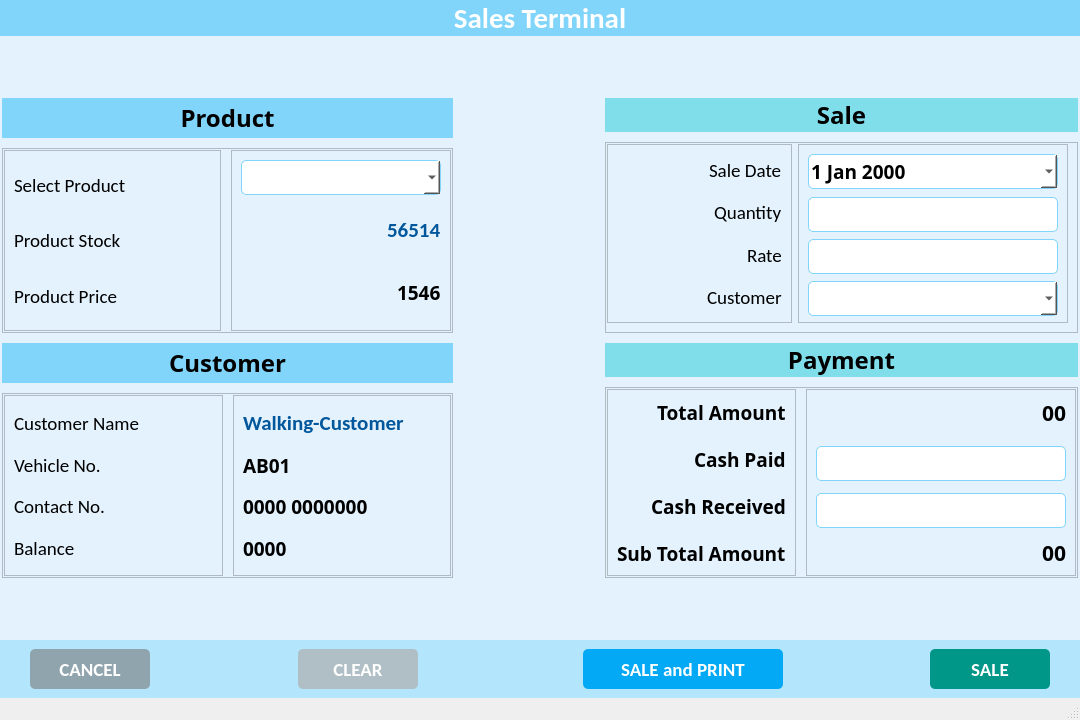
First picture: the form in ui/add_sale.ui, repository CodeWithEhtisham/Diesel-Pump, before the edit.
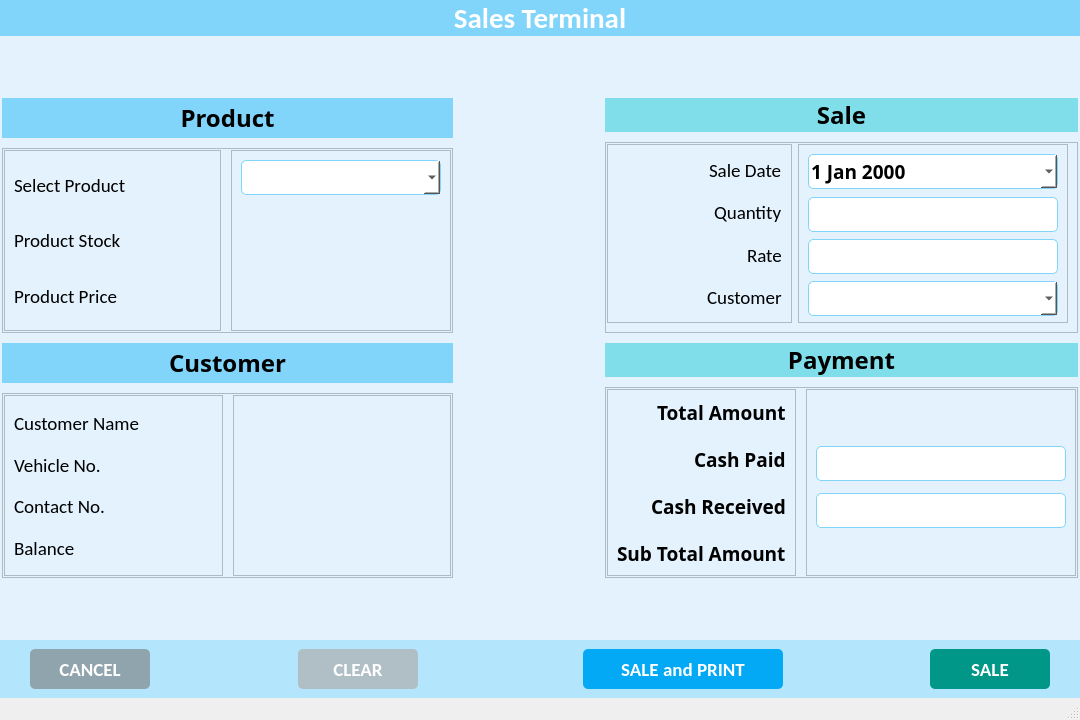
Second picture: the form after the edit. Icons and pictures are not drawn.

The edit to the form file:
```diff
--- a/ui/add_sale.ui
+++ b/ui/add_sale.ui
@@ -48,6 +48,7 @@
 	border-radius: 5px;
 	padding: 2px;
 	border: 1px solid  #81d4fa;
+	font-size: 18px;
 }
 
 QLineEdit {
@@ -348,7 +349,7 @@
                    </font>
                   </property>
                   <property name="text">
-                   <string>56514</string>
+                   <string/>
                   </property>
                  </widget>
                 </item>
@@ -363,7 +364,7 @@
                    </font>
                   </property>
                   <property name="text">
-                   <string>1546</string>
+                   <string/>
                   </property>
                  </widget>
                 </item>
@@ -514,7 +515,7 @@
                    </font>
                   </property>
                   <property name="text">
-                   <string>Walking-Customer</string>
+                   <string/>
                   </property>
                  </widget>
                 </item>
@@ -529,7 +530,7 @@
                    </font>
                   </property>
                   <property name="text">
-                   <string>AB01</string>
+                   <string/>
                   </property>
                  </widget>
                 </item>
@@ -544,7 +545,7 @@
                    </font>
                   </property>
                   <property name="text">
-                   <string>0000 0000000</string>
+                   <string/>
                   </property>
                  </widget>
                 </item>
@@ -559,7 +560,7 @@
                    </font>
                   </property>
                   <property name="text">
-                   <string>0000</string>
+                   <string/>
                   </property>
                  </widget>
                 </item>
@@ -959,7 +960,7 @@
                    </font>
                   </property>
                   <property name="text">
-                   <string>00</string>
+                   <string/>
                   </property>
                   <property name="alignment">
                    <set>Qt::AlignRight|Qt::AlignTrailing|Qt::AlignVCenter</set>
@@ -1040,7 +1041,7 @@
                    </font>
                   </property>
                   <property name="text">
-                   <string>00</string>
+                   <string/>
                   </property>
                   <property name="alignment">
                    <set>Qt::AlignRight|Qt::AlignTrailing|Qt::AlignVCenter</set>
```
Left out of the diff: 22 changed lines with no effect on the pictures.
